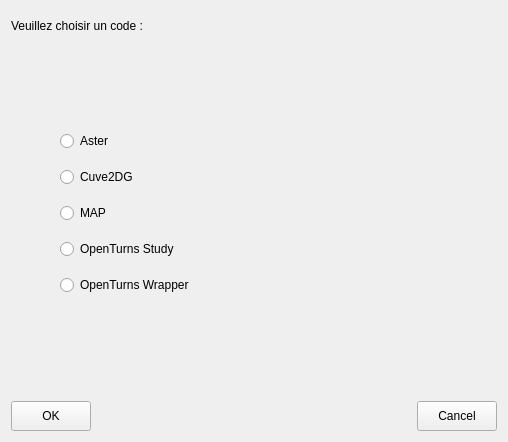
Qt form UiQT4/desChoixCode.ui (SalomePlatform/eficas_tools) before a commit.
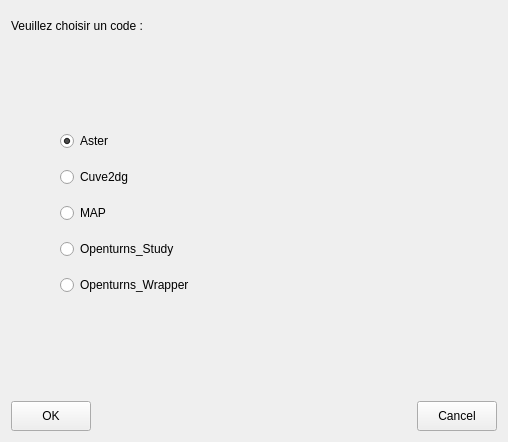
The same form after that commit.

What changed in the file:
```diff
--- a/UiQT4/desChoixCode.ui
+++ b/UiQT4/desChoixCode.ui
@@ -92,6 +92,9 @@
           <property name="text">
            <string>Aster</string>
           </property>
+          <property name="checked" >
+           <bool>true</bool>
+          </property>
          </widget>
         </item>
         <item>
@@ -102,8 +105,8 @@
             <height>30</height>
            </size>
           </property>
-          <property name="text">
-           <string>Cuve2DG</string>
+          <property name="text" >
+           <string>Cuve2dg</string>
           </property>
          </widget>
         </item>
@@ -128,8 +131,8 @@
             <height>30</height>
            </size>
           </property>
-          <property name="text">
-           <string>OpenTurns Study</string>
+          <property name="text" >
+           <string>Openturns_Study</string>
           </property>
          </widget>
         </item>
@@ -141,8 +144,8 @@
             <height>30</height>
            </size>
           </property>
-          <property name="text">
-           <string>OpenTurns Wrapper</string>
+          <property name="text" >
+           <string>Openturns_Wrapper</string>
           </property>
          </widget>
         </item>
```
Left out of the diff: 113 changed lines with no effect on the pictures.
